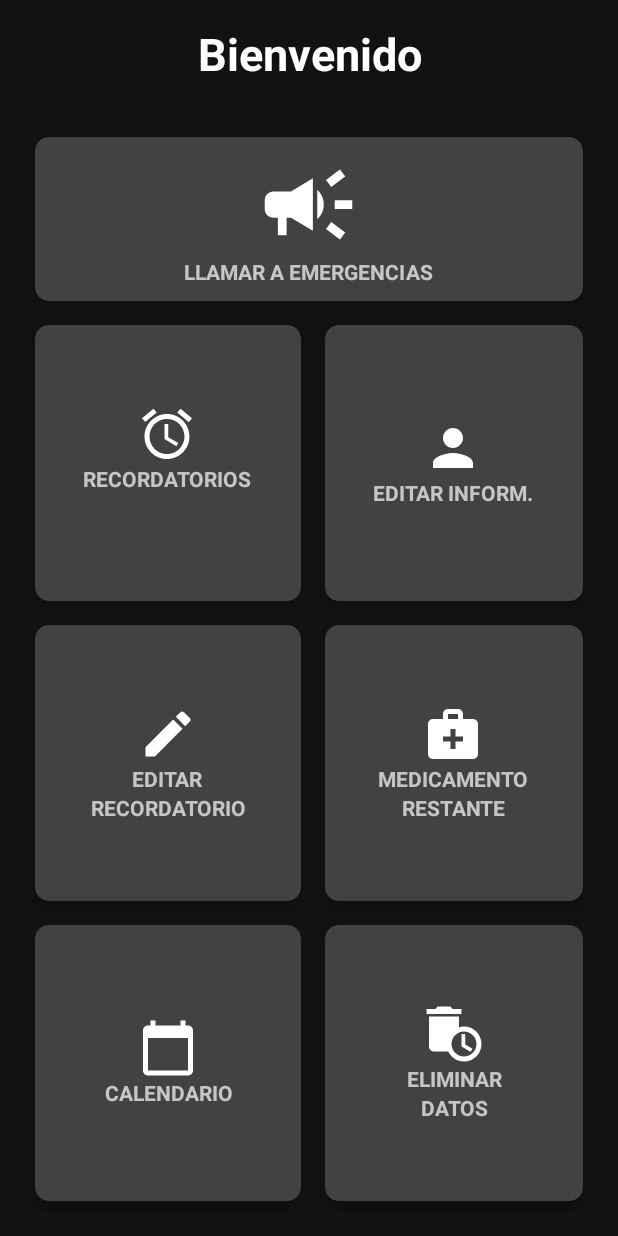
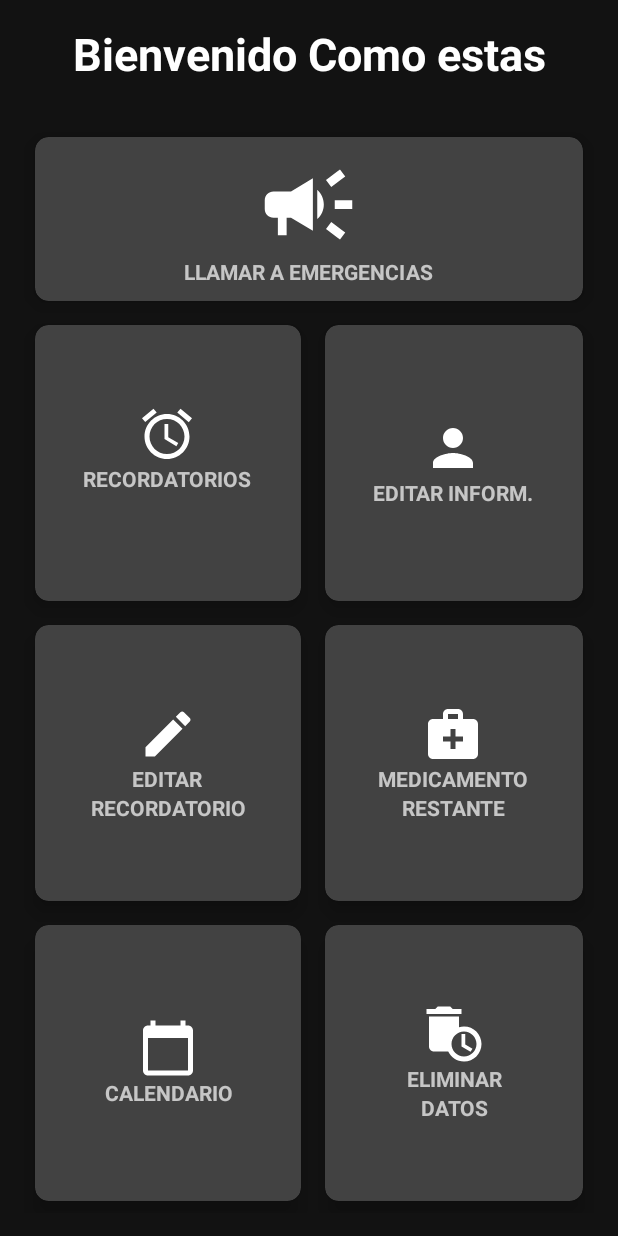
Before and after one commit to montdroud52468/MedIme, an Android app: the Presentacion27 screen opened directly, with no data from a screen before it, on a phone screen of 412 x 824 dp. Run offline under Robolectric (Android 15) with nearby library versions, the phone set to English and light mode, and no system bars.

Commit message:
Prueba final

```diff
--- a/app/src/main/res/layout/activity_presentacion27.xml
+++ b/app/src/main/res/layout/activity_presentacion27.xml
@@ -17,7 +17,7 @@
             android:layout_width="match_parent"
             android:layout_height="wrap_content"
             android:layout_centerHorizontal="true"
-            android:text="Bienvenido"
+            android:text="Bienvenido Como estas"
             android:gravity="center"
             android:textColor="#fff"
             android:textStyle="bold"
```
